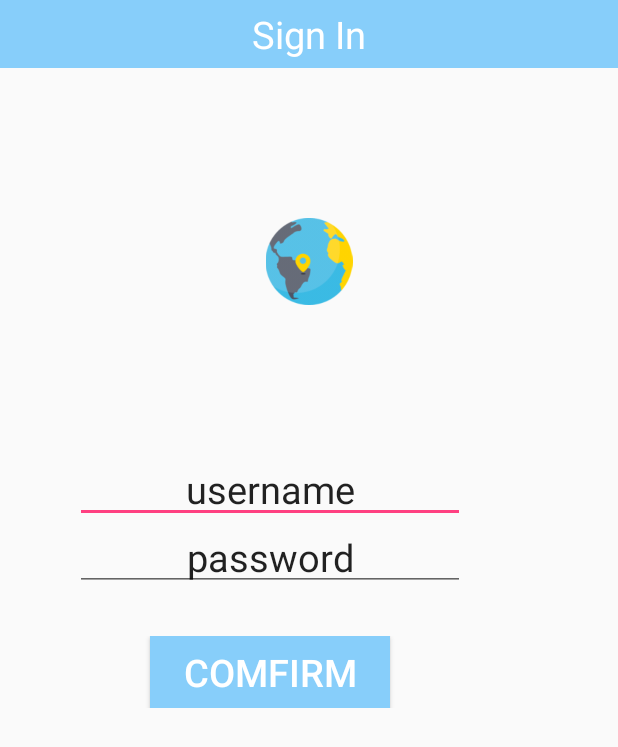
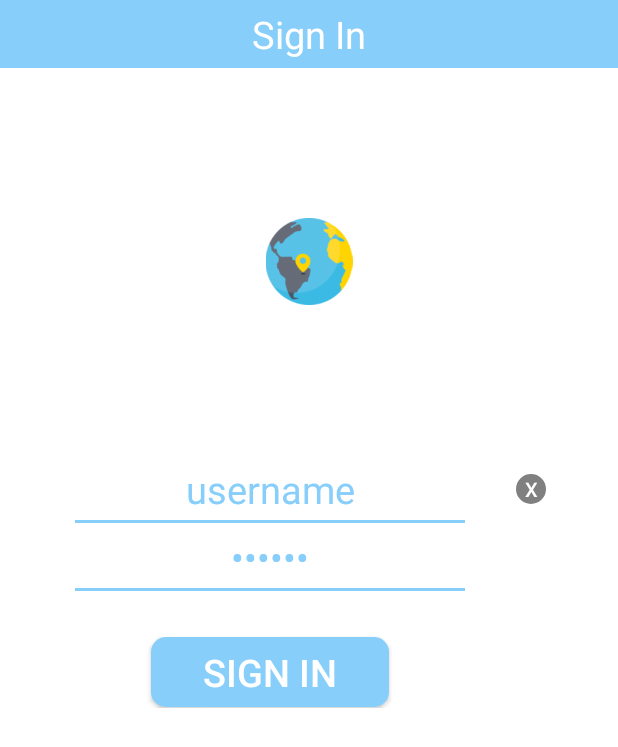
Before and after one commit to NiuGenen/android_amap, an Android app: the screen it shows after launch (LoginActivity), on a phone screen of 412 x 824 dp. Shown: the top 747 px of the screen. Run offline under Robolectric (Android 15) with nearby library versions, the phone set to English and light mode, and no system bars.

Commit message:
Login View

```diff
--- a/app/build.gradle
+++ b/app/build.gradle
@@ -31,4 +31,6 @@ dependencies {
     //FlowingDrawer
     compile 'com.mxn.soul:flowingdrawer-core:2.0.0'
     compile 'com.nineoldandroids:library:2.4.0'
+    //processing button
+    //compile 'com.github.dmytrodanylyk.android-process-button:library:1.0.4'
 }
--- a/app/src/main/java/com/example/a60213/getyourlocation/LoginActivity.java
+++ b/app/src/main/java/com/example/a60213/getyourlocation/LoginActivity.java
@@ -1,23 +1,33 @@
 package com.example.a60213.getyourlocation;
 
 import android.content.Intent;
+import android.graphics.Canvas;
+import android.graphics.ColorFilter;
+import android.graphics.drawable.Drawable;
 import android.os.Handler;
 import android.support.v7.app.AppCompatActivity;
 import android.os.Bundle;
 import android.util.Log;
 import android.view.View;
+import android.view.animation.Animation;
+import android.view.animation.AnimationSet;
+import android.view.animation.TranslateAnimation;
+import android.widget.Button;
 import android.widget.EditText;
 
 public class LoginActivity extends AppCompatActivity {
 
     private Handler handler = new Handler();
+    private Button mButton;
     public void onLoginClick(View view){
         String username = username_input.getText().toString();
         String passwd = username_input.getText().toString();
-
+        mButton.setBackground( getResources().getDrawable(R.drawable.rectangle_lightblue) );
         handler.postDelayed(new Runnable() {
             @Override
             public void run() {
+                boolean success = false;
+                if(success){
                     Intent intent = new Intent(LoginActivity.this, FlowingDrawerActivity.class);
                     startActivity(intent);
                     handler.postDelayed(new Runnable() {
@@ -25,19 +35,113 @@ public class LoginActivity extends AppCompatActivity {
                         public void run() {
                             LoginActivity.this.finish();
                         }
-                },1000);
+                    }, 1000);
+                }
+                else {
+                    mButton.setBackground( getResources().getDrawable(R.drawable.rectangle_lightskyblue) );
+                    username_input.startAnimation(username_anima);
+                    passwd_input.startAnimation(passwd_anima);
+                }
             }
         },1000);
     }
 
     private EditText username_input;
     private EditText passwd_input;
+    private Button username_input_clean;
+    public void onUsernameClean(View view){
+        username_input.setText("");
+    }
+    private Button passwd_input_clean;
+    public void onPasswdClean(View view){
+        passwd_input.setText("");
+    }
     @Override
     protected void onCreate(Bundle savedInstanceState) {
         super.onCreate(savedInstanceState);
         setContentView(R.layout.activity_login);
-
+        mButton = (Button)findViewById(R.id.login_signin_button);
         username_input = (EditText)findViewById(R.id.login_username_input);
-        passwd_input = (EditText)findViewById(R.id.login_passwd_input);
+        username_input_clean = (Button)findViewById(R.id.login_username_input_clean_button);
+        username_input_clean.setVisibility(View.INVISIBLE);
+        username_input.setOnFocusChangeListener(new View.OnFocusChangeListener() {
+            @Override
+            public void onFocusChange(View v, boolean hasFocus) {
+                if(hasFocus){
+                    username_input_clean.setVisibility(View.VISIBLE);
+                }
+                else{
+                    username_input_clean.setVisibility(View.INVISIBLE);
                 }
             }
+        });
+        passwd_input = (EditText)findViewById(R.id.login_passwd_input);
+        passwd_input_clean = (Button)findViewById(R.id.login_passwd_input_clean_button);
+        passwd_input_clean.setVisibility(View.INVISIBLE);
+        passwd_input.setOnFocusChangeListener(new View.OnFocusChangeListener() {
+            @Override
+            public void onFocusChange(View v, boolean hasFocus) {
+                if(hasFocus){
+                    passwd_input_clean.setVisibility(View.VISIBLE);
+                }
+                else{
+                    passwd_input_clean.setVisibility(View.INVISIBLE);
+                }
+            }
+        });
+        createAnimation();
+    }
+
+    private AnimationSet username_anima;
+    private AnimationSet passwd_anima;
+    private int anima_size = 20;
+    private void createAnimation(){
+        username_anima = new AnimationSet(true);
+        passwd_anima = new AnimationSet(true);
+
+        float username_x = username_input.getPivotX();
+        float username_y = username_input.getPivotY();
+        float passwd_x = passwd_input.getPivotX();
+        float passwd_y = passwd_input.getPivotY();
+
+        Animation username_1 = new TranslateAnimation(
+                username_x,username_x + anima_size,
+                username_y,username_y);
+        username_1.setDuration(100);
+        username_1.setFillAfter (true);
+        Animation username_2 = new TranslateAnimation(
+                username_x + anima_size,username_x - 2*anima_size,
+                username_y,username_y);
+        username_2.setDuration(200);
+        username_2.setFillAfter (true);
+        Animation username_3 = new TranslateAnimation(
+                username_x - 2*anima_size,username_x,
+                username_y,username_y);
+        username_3.setDuration(100);
+        username_3.setFillAfter (true);
+        username_anima.addAnimation( username_1 );
+        username_anima.addAnimation( username_2 );
+        username_anima.addAnimation( username_3 );
+        username_input.setAnimation( username_anima );
+
+        Animation passwd_1 = new TranslateAnimation(
+                passwd_x,passwd_x + anima_size,
+                passwd_y,passwd_y);
+        passwd_1.setDuration(100);
+        passwd_1.setFillAfter (true);
+        Animation passwd_2 = new TranslateAnimation(
+                passwd_x + anima_size,passwd_x - 2*anima_size,
+                passwd_y,passwd_y);
+        passwd_2.setDuration(200);
+        passwd_2.setFillAfter (true);
+        Animation passwd_3 = new TranslateAnimation(
+                passwd_x - 2*anima_size,passwd_x,
+                passwd_y,passwd_y);
+        passwd_3.setDuration(100);
+        passwd_3.setFillAfter (true);
+        passwd_anima.addAnimation( passwd_1 );
+        passwd_anima.addAnimation( passwd_2 );
+        passwd_anima.addAnimation( passwd_3 );
+        passwd_input.setAnimation( passwd_anima );
+    }
+}
--- /dev/null
+++ b/app/src/main/res/drawable/circle_black.xml
@@ -0,0 +1,13 @@
+<?xml version="1.0" encoding="utf-8"?>
+<layer-list xmlns:android="http://schemas.android.com/apk/res/android">
+    <item >
+        <shape  android:shape="ring"
+                android:innerRadius="0dip"
+                android:innerRadiusRatio="0"
+                android:thickness="10dip"
+                android:thicknessRatio="0"
+                android:useLevel="false">
+            <solid android:color="@color/black"/>
+        </shape>
+    </item>
+</layer-list>
--- /dev/null
+++ b/app/src/main/res/drawable/circle_gray.xml
@@ -0,0 +1,13 @@
+<?xml version="1.0" encoding="utf-8"?>
+<layer-list xmlns:android="http://schemas.android.com/apk/res/android">
+    <item >
+        <shape  android:shape="ring"
+                android:innerRadius="0dip"
+                android:innerRadiusRatio="0"
+                android:thickness="10dip"
+                android:thicknessRatio="0"
+                android:useLevel="false">
+            <solid android:color="@color/gray"/>
+        </shape>
+    </item>
+</layer-list>
--- /dev/null
+++ b/app/src/main/res/drawable/input_bg.xml
@@ -0,0 +1,19 @@
+<?xml version="1.0" encoding="utf-8"?>
+<layer-list xmlns:android="http://schemas.android.com/apk/res/android" >
+
+    <item>
+        <shape android:shape="rectangle" >
+            <gradient
+                android:endColor="@color/lightskyblue"
+                android:startColor="@color/lightskyblue" />
+        </shape>
+    </item>
+    <item android:bottom="2dp">
+        <shape android:shape="rectangle" >
+            <gradient
+                android:endColor="@color/white"
+                android:startColor="@color/white" />
+        </shape>
+    </item>
+
+</layer-list>
--- /dev/null
+++ b/app/src/main/res/drawable/input_cursor.xml
@@ -0,0 +1,9 @@
+<?xml version="1.0" encoding="utf-8"?>
+<shape xmlns:android="http://schemas.android.com/apk/res/android"
+       android:shape="rectangle" >
+
+    <size android:width="2dp" />
+
+    <solid android:color="@color/lightskyblue" />
+
+</shape>
--- /dev/null
+++ b/app/src/main/res/drawable/rectangle_lightblue.xml
@@ -0,0 +1,17 @@
+<?xml version="1.0" encoding="utf-8"?>
+<layer-list xmlns:android="http://schemas.android.com/apk/res/android">
+    <item android:top="1px" android:bottom="1px" android:left="1px" android:right="1px">
+        <shape>
+            <gradient
+                android:startColor="@color/lightblue"
+                android:endColor="@color/lightblue"
+                android:type="linear" android:angle="90"
+                android:centerX="0.5" android:centerY="0.5" />
+            <corners
+                android:topLeftRadius="10dip"
+                android:topRightRadius="10dip"
+                android:bottomLeftRadius="10dip"
+                android:bottomRightRadius="10dip" />
+        </shape>
+    </item>
+</layer-list>
--- /dev/null
+++ b/app/src/main/res/drawable/rectangle_lightskyblue.xml
@@ -0,0 +1,17 @@
+<?xml version="1.0" encoding="utf-8"?>
+<layer-list xmlns:android="http://schemas.android.com/apk/res/android">
+    <item android:top="1px" android:bottom="1px" android:left="1px" android:right="1px">
+        <shape>
+            <gradient
+                android:startColor="@color/lightskyblue"
+                android:endColor="@color/lightskyblue"
+                android:type="linear" android:angle="90"
+                android:centerX="0.5" android:centerY="0.5" />
+            <corners
+                android:topLeftRadius="10dip"
+                android:topRightRadius="10dip"
+                android:bottomLeftRadius="10dip"
+                android:bottomRightRadius="10dip" />
+        </shape>
+    </item>
+</layer-list>
--- a/app/src/main/res/layout/activity_login.xml
+++ b/app/src/main/res/layout/activity_login.xml
@@ -7,9 +7,10 @@
 
     <LinearLayout
         android:layout_width="match_parent"
-        android:layout_height="616dp"
+        android:layout_height="match_parent"
         android:orientation="vertical"
-        android:weightSum="1">
+        android:weightSum="1"
+        android:background="@color/white">
 
         <TextView
             android:layout_width="match_parent"
@@ -47,14 +48,25 @@
                 android:layout_height="wrap_content"
                 android:paddingBottom="5dp"
                 android:paddingTop="5dp"
+                android:background="@drawable/input_bg"
+                android:textCursorDrawable="@drawable/input_cursor"
                 android:text="username"
+                android:inputType="textImeMultiLine"
+                android:maxLines="1"
+                android:textColor="@color/lightskyblue"
                 android:layout_gravity="center"
                 android:gravity="center"
                 android:textSize="25dp"
                 android:id="@+id/login_username_input"/>
-            <View
-                android:layout_width="50dp"
-                android:layout_height="match_parent"/>
+            <Button
+                android:id="@+id/login_username_input_clean_button"
+                android:onClick="onUsernameClean"
+                android:layout_width="wrap_content"
+                android:layout_height="match_parent"
+                android:text="X"
+                android:textSize="13dp"
+                android:textColor="@color/white"
+                android:background="@drawable/circle_gray"/>
         </LinearLayout>
         <LinearLayout
             android:layout_width="match_parent"
@@ -68,13 +80,24 @@
                 android:layout_height="wrap_content"
                 android:paddingBottom="5dp"
                 android:paddingTop="5dp"
-                android:text="password"
+                android:text="passwd"
+                android:textCursorDrawable="@drawable/input_cursor"
+                android:background="@drawable/input_bg"
+                android:maxLines="1"
+                android:inputType="textPassword"
+                android:textColor="@color/lightskyblue"
                 android:gravity="center"
                 android:textSize="25dp"
                 android:id="@+id/login_passwd_input"/>
-            <View
-                android:layout_width="50dp"
-                android:layout_height="match_parent"/>
+            <Button
+                android:id="@+id/login_passwd_input_clean_button"
+                android:onClick="onPasswdClean"
+                android:layout_width="wrap_content"
+                android:layout_height="match_parent"
+                android:text="X"
+                android:textSize="13dp"
+                android:textColor="@color/white"
+                android:background="@drawable/circle_gray"/>
         </LinearLayout>
         <View
             android:layout_width="wrap_content"
@@ -89,12 +112,12 @@
             <Button
                 android:layout_width="160dp"
                 android:layout_height="wrap_content"
-                android:text="comfirm"
+                android:text="Sign in"
                 android:textColor="@color/white"
-                android:background="@color/lightskyblue"
                 android:textSize="25dp"
-                android:id="@+id/login_comfirm_button"
-                android:onClick="onLoginClick"/>
+                android:background="@drawable/rectangle_lightskyblue"
+                android:onClick="onLoginClick"
+                android:id="@+id/login_signin_button"/>
             <View
                 android:layout_width="100dp"
                 android:layout_height="match_parent"/>
```
Lines whose indentation alone changed are shown as unchanged.
